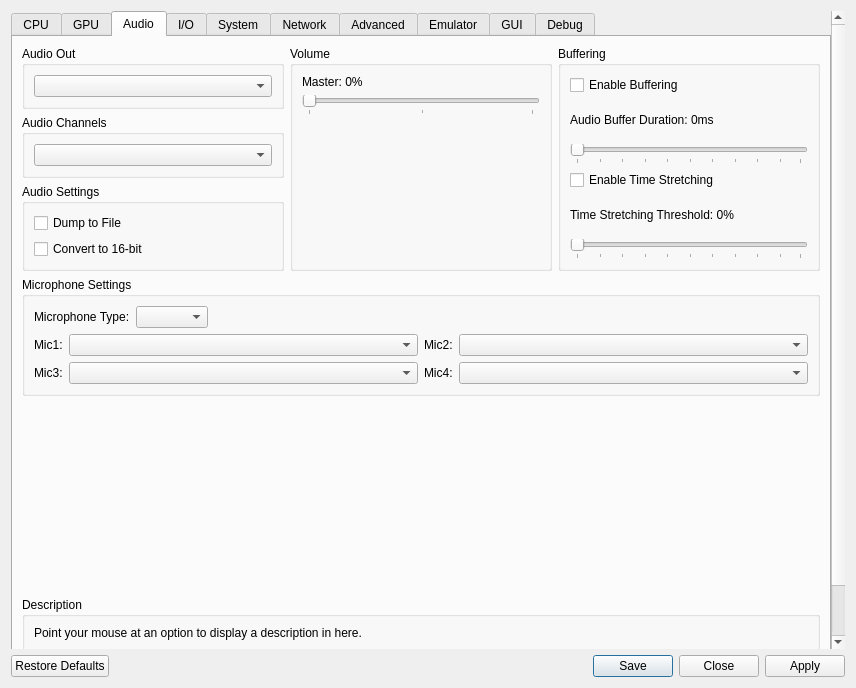
Old version of the form rpcs3/rpcs3qt/settings_dialog.ui in the repository RPCS3/rpcs3.
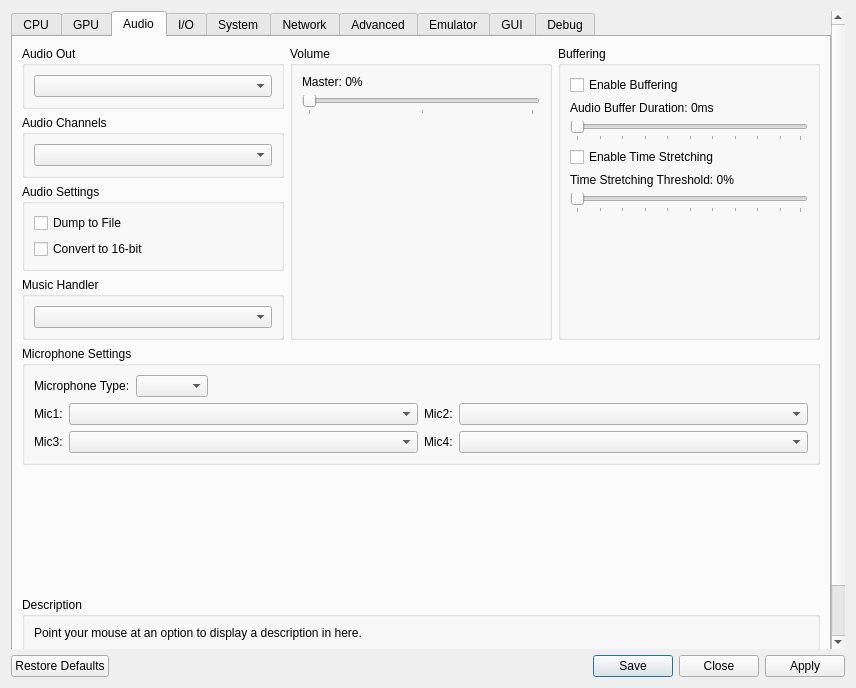
New version of the form. The open tabs and pages were chosen to show the change. Icons and pictures are not drawn.

Commit message: cellMusic: implement qt music handler

What changed in the file:
```diff
--- a/rpcs3/rpcs3qt/settings_dialog.ui
+++ b/rpcs3/rpcs3qt/settings_dialog.ui
@@ -43,8 +43,8 @@
        <rect>
         <x>0</x>
         <y>0</y>
-        <width>821</width>
-        <height>667</height>
+        <width>838</width>
+        <height>641</height>
        </rect>
       </property>
       <property name="sizePolicy">
@@ -1077,6 +1077,34 @@
               </layout>
              </widget>
             </item>
+            <item>
+             <widget class="QGroupBox" name="gb_music_handler">
+              <property name="title">
+               <string>Music Handler</string>
+              </property>
+              <layout class="QVBoxLayout" name="gb_music_handler_layout">
+               <item>
+                <widget class="QComboBox" name="musicHandlerBox"/>
+               </item>
+              </layout>
+             </widget>
+            </item>
+            <item>
+             <spacer name="verticalSpacerAudioLeft">
+              <property name="orientation">
+               <enum>Qt::Vertical</enum>
+              </property>
+              <property name="sizeType">
+               <enum>QSizePolicy::MinimumExpanding</enum>
+              </property>
+              <property name="sizeHint" stdset="0">
+               <size>
+                <width>0</width>
+                <height>0</height>
+               </size>
+              </property>
+             </spacer>
+            </item>
            </layout>
           </item>
           <item>
@@ -1244,6 +1272,22 @@
                  </layout>
                 </widget>
                </item>
+               <item>
+                <spacer name="verticalSpacerAudioRight">
+                 <property name="orientation">
+                  <enum>Qt::Vertical</enum>
+                 </property>
+                 <property name="sizeType">
+                  <enum>QSizePolicy::MinimumExpanding</enum>
+                 </property>
+                 <property name="sizeHint" stdset="0">
+                  <size>
+                   <width>0</width>
+                   <height>0</height>
+                  </size>
+                 </property>
+                </spacer>
+               </item>
               </layout>
              </widget>
             </item>
```
Left out of the diff: 2 changed lines with no effect on the pictures. The commit also changes 26 other files.
